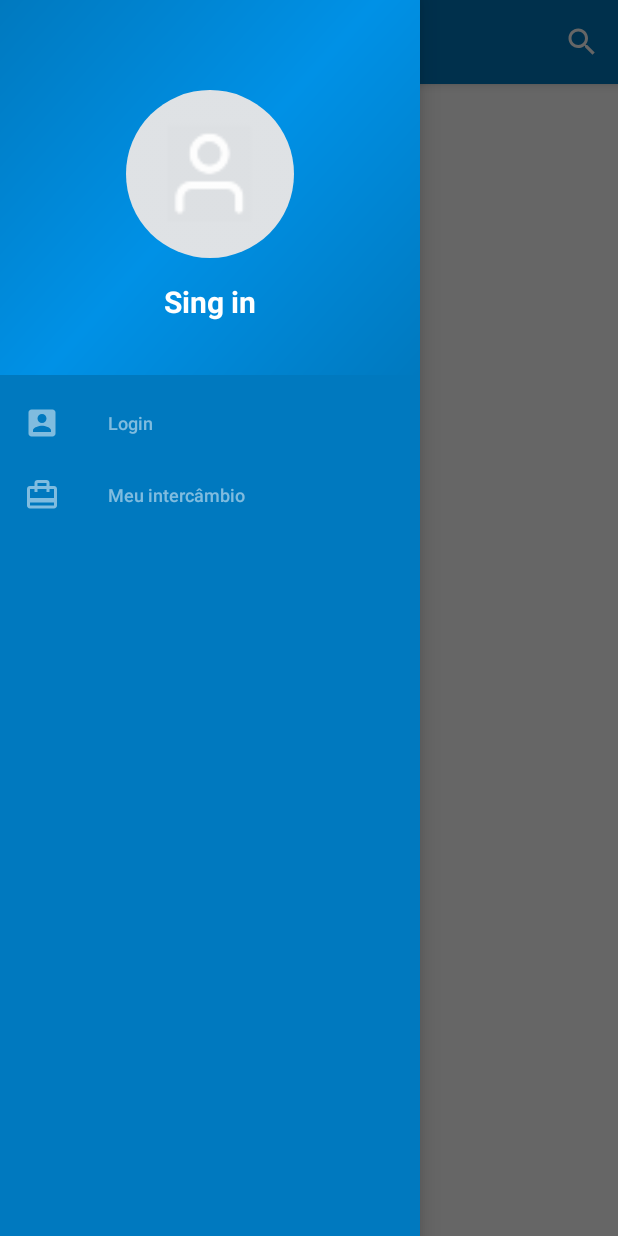
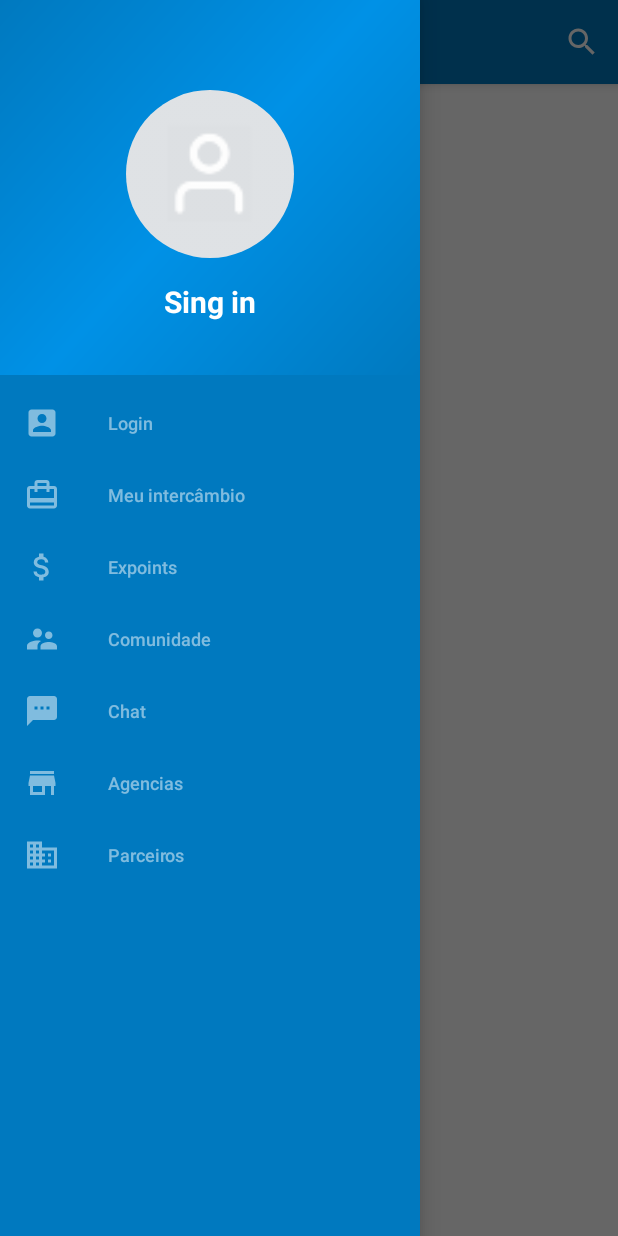
Before and after one commit to app-the-exchange/TheExchange.App, an Android app: the screen it shows after launch (MainActivity), with the side drawer open, on a phone screen of 412 x 824 dp. Run offline under Robolectric (Android 15) with nearby library versions, the phone set to English and light mode, and no system bars; our stand-ins replace CircleImageView, RxJava; pictures from the network do not load; 4 statements that could not run were skipped.

Commit message:
Menu drawer

```diff
--- a/app/src/main/java/br/com/theexchange/presentation/ui/main/MainActivity.kt
+++ b/app/src/main/java/br/com/theexchange/presentation/ui/main/MainActivity.kt
@@ -32,7 +32,6 @@ class MainActivity : AppCompatActivity(), NavigationView.OnNavigationItemSelecte
 
     private lateinit var mBroadcastReceiver: BroadcastReceiver
 
-
     override fun onCreate(savedInstanceState: Bundle?) {
         super.onCreate(savedInstanceState)
         setContentView(R.layout.activity_main)
@@ -65,8 +64,8 @@ class MainActivity : AppCompatActivity(), NavigationView.OnNavigationItemSelecte
                 headerLayout.user_nome.text = "Fábio Almeida"
                 headerLayout.user_email.text = "fabio.almeida@gmail.com"
 
+                nav_view.menu.removeItem(R.id.nav_login)
                 drawer_layout.isDrawerOpen(GravityCompat.START)
-
             }
         }
 
--- /dev/null
+++ b/app/src/main/res/drawable/ic_agencies.xml
@@ -0,0 +1,5 @@
+<vector android:height="24dp" android:tint="#FFFFFF"
+    android:viewportHeight="24.0" android:viewportWidth="24.0"
+    android:width="24dp" xmlns:android="http://schemas.android.com/apk/res/android">
+    <path android:fillColor="#FF000000" android:pathData="M20,4L4,4v2h16L20,4zM21,14v-2l-1,-5L4,7l-1,5v2h1v6h10v-6h4v6h2v-6h1zM12,18L6,18v-4h6v4z"/>
+</vector>
--- /dev/null
+++ b/app/src/main/res/drawable/ic_chat.xml
@@ -0,0 +1,5 @@
+<vector android:height="24dp" android:tint="#FFFFFF"
+    android:viewportHeight="24.0" android:viewportWidth="24.0"
+    android:width="24dp" xmlns:android="http://schemas.android.com/apk/res/android">
+    <path android:fillColor="#FF000000" android:pathData="M20,2L4,2c-1.1,0 -1.99,0.9 -1.99,2L2,22l4,-4h14c1.1,0 2,-0.9 2,-2L22,4c0,-1.1 -0.9,-2 -2,-2zM9,11L7,11L7,9h2v2zM13,11h-2L11,9h2v2zM17,11h-2L15,9h2v2z"/>
+</vector>
--- /dev/null
+++ b/app/src/main/res/drawable/ic_community.xml
@@ -0,0 +1,5 @@
+<vector android:height="24dp" android:tint="#FFFFFF"
+    android:viewportHeight="24.0" android:viewportWidth="24.0"
+    android:width="24dp" xmlns:android="http://schemas.android.com/apk/res/android">
+    <path android:fillColor="#FF000000" android:pathData="M16.5,12c1.38,0 2.49,-1.12 2.49,-2.5S17.88,7 16.5,7C15.12,7 14,8.12 14,9.5s1.12,2.5 2.5,2.5zM9,11c1.66,0 2.99,-1.34 2.99,-3S10.66,5 9,5C7.34,5 6,6.34 6,8s1.34,3 3,3zM16.5,14c-1.83,0 -5.5,0.92 -5.5,2.75L11,19h11v-2.25c0,-1.83 -3.67,-2.75 -5.5,-2.75zM9,13c-2.33,0 -7,1.17 -7,3.5L2,19h7v-2.25c0,-0.85 0.33,-2.34 2.37,-3.47C10.5,13.1 9.66,13 9,13z"/>
+</vector>
--- /dev/null
+++ b/app/src/main/res/drawable/ic_expoints.xml
@@ -0,0 +1,5 @@
+<vector android:height="24dp" android:tint="#FFFFFF"
+    android:viewportHeight="24.0" android:viewportWidth="24.0"
+    android:width="24dp" xmlns:android="http://schemas.android.com/apk/res/android">
+    <path android:fillColor="#FF000000" android:pathData="M11.8,10.9c-2.27,-0.59 -3,-1.2 -3,-2.15 0,-1.09 1.01,-1.85 2.7,-1.85 1.78,0 2.44,0.85 2.5,2.1h2.21c-0.07,-1.72 -1.12,-3.3 -3.21,-3.81V3h-3v2.16c-1.94,0.42 -3.5,1.68 -3.5,3.61 0,2.31 1.91,3.46 4.7,4.13 2.5,0.6 3,1.48 3,2.41 0,0.69 -0.49,1.79 -2.7,1.79 -2.06,0 -2.87,-0.92 -2.98,-2.1h-2.2c0.12,2.19 1.76,3.42 3.68,3.83V21h3v-2.15c1.95,-0.37 3.5,-1.5 3.5,-3.55 0,-2.84 -2.43,-3.81 -4.7,-4.4z"/>
+</vector>
--- /dev/null
+++ b/app/src/main/res/drawable/ic_partner.xml
@@ -0,0 +1,5 @@
+<vector android:height="24dp" android:tint="#FFFFFF"
+    android:viewportHeight="24.0" android:viewportWidth="24.0"
+    android:width="24dp" xmlns:android="http://schemas.android.com/apk/res/android">
+    <path android:fillColor="#FF000000" android:pathData="M12,7L12,3L2,3v18h20L22,7L12,7zM6,19L4,19v-2h2v2zM6,15L4,15v-2h2v2zM6,11L4,11L4,9h2v2zM6,7L4,7L4,5h2v2zM10,19L8,19v-2h2v2zM10,15L8,15v-2h2v2zM10,11L8,11L8,9h2v2zM10,7L8,7L8,5h2v2zM20,19h-8v-2h2v-2h-2v-2h2v-2h-2L12,9h8v10zM18,11h-2v2h2v-2zM18,15h-2v2h2v-2z"/>
+</vector>
--- a/app/src/main/res/menu/activity_main_drawer.xml
+++ b/app/src/main/res/menu/activity_main_drawer.xml
@@ -12,6 +12,31 @@
                 android:id="@+id/nav_exchange"
                 android:icon="@drawable/ic_card_travel"
                 android:title="@string/my_exchange"/>
+
+        <item
+                android:id="@+id/nav_expoints"
+                android:icon="@drawable/ic_expoints"
+                android:title="@string/expoints"/>
+
+        <item
+                android:id="@+id/nav_community"
+                android:icon="@drawable/ic_community"
+                android:title="@string/community"/>
+
+        <item
+                android:id="@+id/nav_chat"
+                android:icon="@drawable/ic_chat"
+                android:title="@string/chat"/>
+
+        <item
+                android:id="@+id/nav_agencies"
+                android:icon="@drawable/ic_agencies"
+                android:title="@string/agencies"/>
+
+        <item
+                android:id="@+id/nav_partner"
+                android:icon="@drawable/ic_partner"
+                android:title="@string/partner"/>
     </group>
 
 
--- a/app/src/main/res/values/strings.xml
+++ b/app/src/main/res/values/strings.xml
@@ -29,6 +29,11 @@
 
     <string name="login">Login</string>
     <string name="my_exchange">Meu intercâmbio</string>
+    <string name="expoints">Expoints</string>
+    <string name="community">Comunidade</string>
+    <string name="chat">Chat</string>
+    <string name="agencies">Agencias</string>
+    <string name="partner">Parceiros</string>
 
     <!-- Login -->
     <string name="title_login_facebook">Sign Facebook</string>
```
